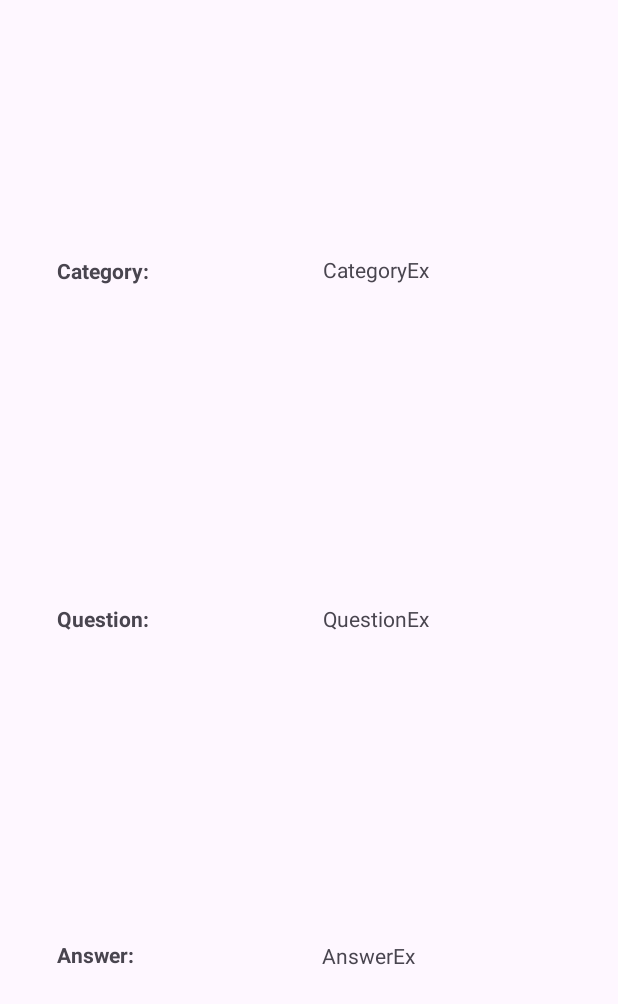
After one commit to aka-iriska/TBankCourse, an Android app: the layout activity_joke_details.xml on its own in the app's theme, with its tools: preview values and no code run, on a phone screen of 412 x 824 dp. The commit adds this screen. Shown: the top 1004 px of the screen. Run offline under Robolectric (Android 15) with nearby library versions, the phone set to English and light mode, and no system bars.

Commit message:
added const value for `DEFAULT_JOKE_POSITION` added MVVM fixed main issues screens Added new screen * detailed view of every joke

```diff
--- a/app/build.gradle.kts
+++ b/app/build.gradle.kts
@@ -13,7 +13,6 @@ android {
         targetSdk = 34
         versionCode = 1
         versionName = "1.0"
-
         testInstrumentationRunner = "androidx.test.runner.AndroidJUnitRunner"
     }
 
@@ -33,13 +32,12 @@ android {
     kotlinOptions {
         jvmTarget = "1.8"
     }
-    buildFeatures {
+    buildFeatures{
         viewBinding = true
     }
 }
 
 dependencies {
-
     implementation(libs.androidx.core.ktx)
     implementation(libs.androidx.appcompat)
     implementation(libs.material)
--- a/app/src/main/java/com/example/dulinaproject/recycler/JokeViewHolder.kt
+++ b/app/src/main/java/com/example/dulinaproject/ui/jokeList/recycler/JokeViewHolder.kt
@@ -1,4 +1,4 @@
-package com.example.dulinaproject.recycler
+package com.example.dulinaproject.ui.jokeList.recycler
 
 import androidx.recyclerview.widget.RecyclerView
 import com.example.dulinaproject.data.Joke
--- a/app/src/main/java/com/example/dulinaproject/recycler/adapter/JokeAdapter.kt
+++ b/app/src/main/java/com/example/dulinaproject/ui/jokeList/recycler/adapter/JokeAdapter.kt
@@ -1,11 +1,11 @@
-package com.example.dulinaproject.recycler.adapter
+package com.example.dulinaproject.ui.jokeList.recycler.adapter
 
 import android.view.LayoutInflater
 import android.view.ViewGroup
 import androidx.recyclerview.widget.RecyclerView
 import com.example.dulinaproject.data.Joke
 import com.example.dulinaproject.databinding.JokeItemBinding
-import com.example.dulinaproject.recycler.JokeViewHolder
+import com.example.dulinaproject.ui.jokeList.recycler.JokeViewHolder
 
 class JokeAdapter : RecyclerView.Adapter<JokeViewHolder>() {
 
--- a/app/src/main/java/com/example/dulinaproject/recycler/util/JokeItemDiffCallback.kt
+++ b/app/src/main/java/com/example/dulinaproject/ui/jokeList/recycler/util/JokeItemDiffCallback.kt
@@ -1,4 +1,4 @@
-package com.example.dulinaproject.recycler.util
+package com.example.dulinaproject.ui.jokeList.recycler.util
 
 import androidx.recyclerview.widget.DiffUtil
 import com.example.dulinaproject.data.Joke
--- /dev/null
+++ b/app/src/main/res/layout/activity_joke_details.xml
@@ -0,0 +1,94 @@
+<?xml version="1.0" encoding="utf-8"?>
+<androidx.constraintlayout.widget.ConstraintLayout xmlns:android="http://schemas.android.com/apk/res/android"
+    xmlns:app="http://schemas.android.com/apk/res-auto"
+    xmlns:tools="http://schemas.android.com/tools"
+    android:id="@+id/main"
+    android:layout_width="match_parent"
+    android:layout_height="match_parent"
+    android:layout_margin="10dp"
+    tools:context=".ui.jokeDetails.JokeDetailsActivity">
+
+    <TextView
+        android:id="@+id/jokeDetailsCategory"
+        android:layout_width="wrap_content"
+        android:layout_height="wrap_content"
+        android:layout_marginStart="28dp"
+        android:layout_marginBottom="48dp"
+        android:text="@string/category_joke_details"
+        android:textAlignment="center"
+        android:textStyle="bold"
+        app:layout_constraintBottom_toTopOf="@id/jokeDetailsQuestion"
+        app:layout_constraintStart_toStartOf="parent"
+        app:layout_constraintTop_toTopOf="parent"
+        app:layout_constraintVertical_bias="0.494" />
+
+    <TextView
+        android:id="@+id/jokeDetailsQuestion"
+        android:layout_width="wrap_content"
+        android:layout_height="wrap_content"
+        android:layout_marginStart="28dp"
+        android:text="@string/question_joke_details"
+        android:textAlignment="center"
+        android:textStyle="bold"
+        app:layout_constraintBottom_toBottomOf="parent"
+        app:layout_constraintStart_toStartOf="parent"
+        app:layout_constraintTop_toTopOf="parent" />
+
+    <TextView
+        android:id="@+id/jokeDetailsAnswer"
+        android:layout_width="wrap_content"
+        android:layout_height="wrap_content"
+        android:layout_marginStart="28dp"
+        android:layout_marginTop="50dp"
+        android:text="@string/answer_joke_details"
+        android:textAlignment="center"
+        android:textStyle="bold"
+        app:layout_constraintBottom_toBottomOf="parent"
+        app:layout_constraintStart_toStartOf="parent"
+        app:layout_constraintTop_toBottomOf="@id/jokeDetailsQuestion"
+        app:layout_constraintVertical_bias="0.48" />
+
+    <TextView
+        android:id="@+id/jokeDetailsPreciseCategory"
+        android:layout_width="0dp"
+        android:layout_height="wrap_content"
+        android:layout_marginStart="10dp"
+        android:layout_marginEnd="10dp"
+        android:layout_marginBottom="51dp"
+        android:textAlignment="center"
+        app:layout_constraintBottom_toTopOf="@id/jokeDetailsPreciseQuestion"
+        app:layout_constraintEnd_toEndOf="parent"
+        app:layout_constraintStart_toEndOf="@id/jokeDetailsCategory"
+        app:layout_constraintTop_toTopOf="parent"
+        app:layout_constraintVertical_bias="0.496"
+        tools:text="CategoryEx" />
+
+    <TextView
+        android:id="@+id/jokeDetailsPreciseQuestion"
+        android:layout_width="0dp"
+        android:layout_height="wrap_content"
+        android:layout_marginStart="10dp"
+        android:layout_marginEnd="10dp"
+        android:textAlignment="center"
+        app:layout_constraintBottom_toBottomOf="parent"
+        app:layout_constraintEnd_toEndOf="parent"
+        app:layout_constraintHorizontal_bias="0.498"
+        app:layout_constraintStart_toEndOf="@id/jokeDetailsQuestion"
+        app:layout_constraintTop_toTopOf="parent"
+        tools:text="QuestionEx" />
+
+    <TextView
+        android:id="@+id/jokeDetailsPreciseAnswer"
+        android:layout_width="0dp"
+        android:layout_height="wrap_content"
+        android:layout_marginStart="10dp"
+        android:layout_marginTop="51dp"
+        android:layout_marginEnd="10dp"
+        android:textAlignment="center"
+        app:layout_constraintBottom_toBottomOf="parent"
+        app:layout_constraintEnd_toEndOf="parent"
+        app:layout_constraintStart_toEndOf="@id/jokeDetailsAnswer"
+        app:layout_constraintTop_toBottomOf="@id/jokeDetailsPreciseQuestion"
+        app:layout_constraintVertical_bias="0.479"
+        tools:text="AnswerEx" />
+</androidx.constraintlayout.widget.ConstraintLayout>
--- a/app/src/main/res/layout/activity_main.xml
+++ b/app/src/main/res/layout/activity_main.xml
@@ -5,7 +5,11 @@
     android:id="@+id/main"
     android:layout_width="match_parent"
     android:layout_height="match_parent"
-    tools:context=".MainActivity">
+    android:layout_marginStart="10dp"
+    android:layout_marginTop="10dp"
+    android:layout_marginEnd="10dp"
+    android:layout_marginBottom="10dp"
+    tools:context=".ui.jokeList.JokeListActivity">
 
     <androidx.recyclerview.widget.RecyclerView
         android:id="@+id/jokesRecyclerView"
--- a/app/src/main/res/values/strings.xml
+++ b/app/src/main/res/values/strings.xml
@@ -1,3 +1,7 @@
 <resources>
     <string name="app_name">DulinaProject</string>
+    <string name="title_activity_joke_details">JokeDetailsActivity</string>
+    <string name="answer_joke_details">Answer:</string>
+    <string name="question_joke_details">Question:</string>
+    <string name="category_joke_details">Category:</string>
 </resources>
```
Also changed, not shown: app/src/main/AndroidManifest.xml (+6 -1 lines), app/src/main/java/com/example/dulinaproject/data/JokeData.kt (renamed from app/src/main/java/com/example/dulinaproject/MainActivity.kt, +3 -29 lines), app/src/main/java/com/example/dulinaproject/recycler/adapter/JokeListAdapter.kt (deleted, +0 -28 lines), app/src/main/java/com/example/dulinaproject/ui/jokeDetails/JokeDetailsActivity.kt (added, +71 -0 lines), app/src/main/java/com/example/dulinaproject/ui/jokeDetails/JokeDetailsViewModel.kt (added, +29 -0 lines), app/src/main/java/com/example/dulinaproject/ui/jokeDetails/JokeDetailsViewModelFactory.kt (added, +18 -0 lines), app/src/main/java/com/example/dulinaproject/ui/jokeList/JokeListActivity.kt (added, +58 -0 lines), app/src/main/java/com/example/dulinaproject/ui/jokeList/JokeListViewModel.kt (added, +21 -0 lines), app/src/main/java/com/example/dulinaproject/ui/jokeList/JokeViewModelFactory.kt (added, +17 -0 lines), app/src/main/java/com/example/dulinaproject/ui/jokeList/recycler/adapter/JokeListAdapter.kt (added, +47 -0 lines), gradle/libs.versions.toml (+13 -0 lines), 2 other files.
